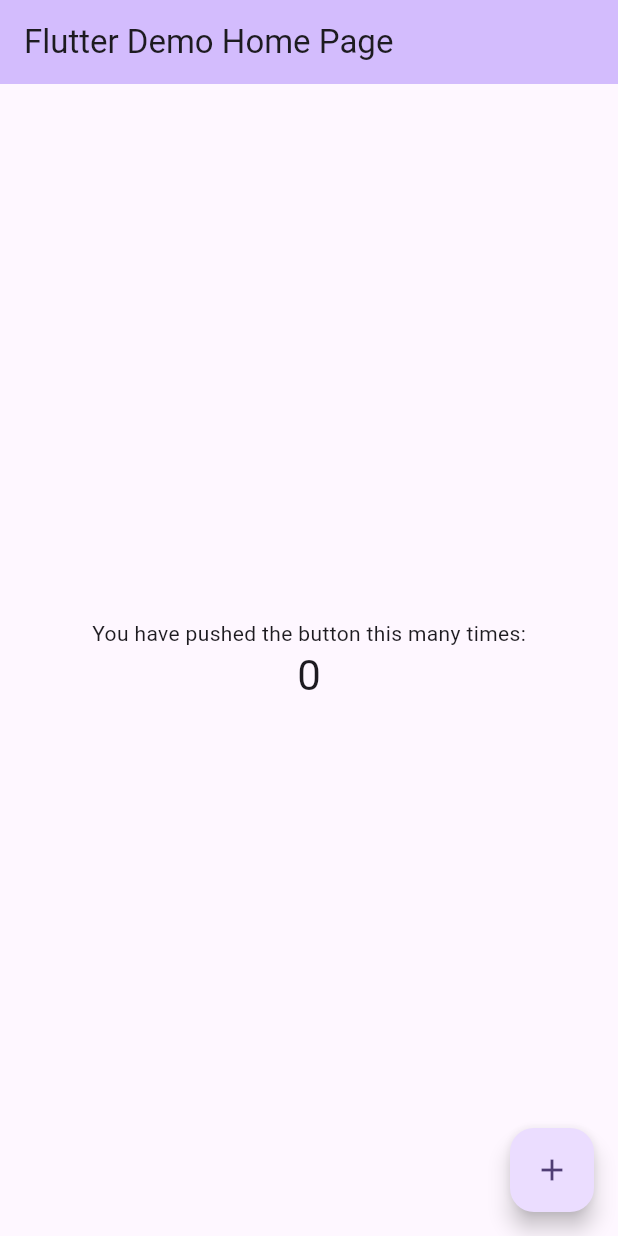
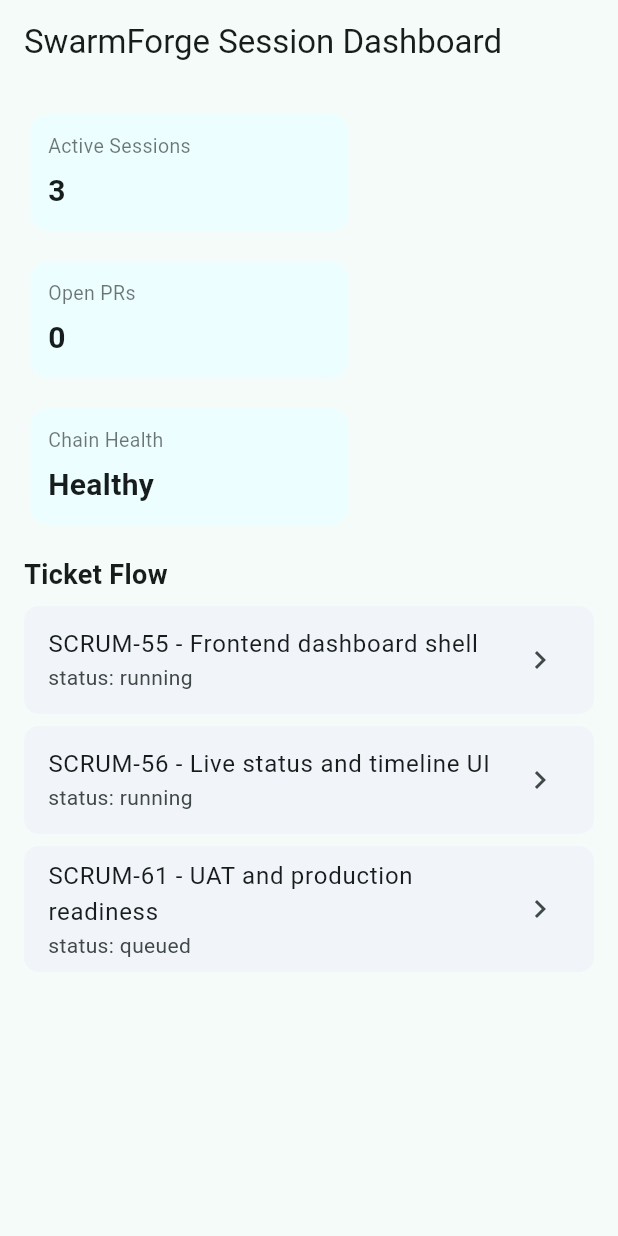
Before and after one commit to TeaSui/swarmforge-session-dashboard, a Flutter app: the screen it shows after launch, on a phone screen of 412 x 824 dp. Run offline on Flutter 3.47's test engine with Material 3 defaults, Android fonts, the phone set to English and light mode, and no system bars.

Commit message:
feat: deliver SCRUM-62 via swarmforge automation

```diff
--- a/lib/main.dart
+++ b/lib/main.dart
@@ -1,121 +1,104 @@
 import 'package:flutter/material.dart';
 
 void main() {
-  runApp(const MyApp());
+  runApp(const SessionDashboardApp());
 }
 
-class MyApp extends StatelessWidget {
-  const MyApp({super.key});
+class SessionDashboardApp extends StatelessWidget {
+  const SessionDashboardApp({super.key});
 
-  // This widget is the root of your application.
   @override
   Widget build(BuildContext context) {
     return MaterialApp(
-      title: 'Flutter Demo',
+      debugShowCheckedModeBanner: false,
+      title: 'SwarmForge Session Dashboard',
       theme: ThemeData(
-        // This is the theme of your application.
-        //
-        // TRY THIS: Try running your application with "flutter run". You'll see
-        // the application has a purple toolbar. Then, without quitting the app,
-        // try changing the seedColor in the colorScheme below to Colors.green
-        // and then invoke "hot reload" (save your changes or press the "hot
-        // reload" button in a Flutter-supported IDE, or press "r" if you used
-        // the command line to start the app).
-        //
-        // Notice that the counter didn't reset back to zero; the application
-        // state is not lost during the reload. To reset the state, use hot
-        // restart instead.
-        //
-        // This works for code too, not just values: Most code changes can be
-        // tested with just a hot reload.
-        colorScheme: .fromSeed(seedColor: Colors.deepPurple),
+        colorScheme: ColorScheme.fromSeed(seedColor: const Color(0xFF0F766E)),
+        useMaterial3: true,
       ),
-      home: const MyHomePage(title: 'Flutter Demo Home Page'),
+      home: const SessionDashboardPage(),
     );
   }
 }
 
-class MyHomePage extends StatefulWidget {
-  const MyHomePage({super.key, required this.title});
-
-  // This widget is the home page of your application. It is stateful, meaning
-  // that it has a State object (defined below) that contains fields that affect
-  // how it looks.
-
-  // This class is the configuration for the state. It holds the values (in this
-  // case the title) provided by the parent (in this case the App widget) and
-  // used by the build method of the State. Fields in a Widget subclass are
-  // always marked "final".
-
-  final String title;
-
-  @override
-  State<MyHomePage> createState() => _MyHomePageState();
-}
-
-class _MyHomePageState extends State<MyHomePage> {
-  int _counter = 0;
-
-  void _incrementCounter() {
-    setState(() {
-      // This call to setState tells the Flutter framework that something has
-      // changed in this State, which causes it to rerun the build method below
-      // so that the display can reflect the updated values. If we changed
-      // _counter without calling setState(), then the build method would not be
-      // called again, and so nothing would appear to happen.
-      _counter++;
-    });
-  }
+class SessionDashboardPage extends StatelessWidget {
+  const SessionDashboardPage({super.key});
 
   @override
   Widget build(BuildContext context) {
-    // This method is rerun every time setState is called, for instance as done
-    // by the _incrementCounter method above.
-    //
-    // The Flutter framework has been optimized to make rerunning build methods
-    // fast, so that you can just rebuild anything that needs updating rather
-    // than having to individually change instances of widgets.
+    final sessions = const [
+      ('SCRUM-55', 'Frontend dashboard shell', 'running'),
+      ('SCRUM-56', 'Live status and timeline UI', 'running'),
+      ('SCRUM-61', 'UAT and production readiness', 'queued'),
+    ];
     return Scaffold(
       appBar: AppBar(
-        // TRY THIS: Try changing the color here to a specific color (to
-        // Colors.amber, perhaps?) and trigger a hot reload to see the AppBar
-        // change color while the other colors stay the same.
-        backgroundColor: Theme.of(context).colorScheme.inversePrimary,
-        // Here we take the value from the MyHomePage object that was created by
-        // the App.build method, and use it to set our appbar title.
-        title: Text(widget.title),
+        title: const Text('SwarmForge Session Dashboard'),
       ),
-      body: Center(
-        // Center is a layout widget. It takes a single child and positions it
-        // in the middle of the parent.
+      body: Padding(
+        padding: const EdgeInsets.all(16),
         child: Column(
-          // Column is also a layout widget. It takes a list of children and
-          // arranges them vertically. By default, it sizes itself to fit its
-          // children horizontally, and tries to be as tall as its parent.
-          //
-          // Column has various properties to control how it sizes itself and
-          // how it positions its children. Here we use mainAxisAlignment to
-          // center the children vertically; the main axis here is the vertical
-          // axis because Columns are vertical (the cross axis would be
-          // horizontal).
-          //
-          // TRY THIS: Invoke "debug painting" (choose the "Toggle Debug Paint"
-          // action in the IDE, or press "p" in the console), to see the
-          // wireframe for each widget.
-          mainAxisAlignment: .center,
+          crossAxisAlignment: CrossAxisAlignment.start,
           children: [
-            const Text('You have pushed the button this many times:'),
-            Text(
-              '$_counter',
-              style: Theme.of(context).textTheme.headlineMedium,
+            const Wrap(
+              spacing: 12,
+              runSpacing: 12,
+              children: [
+                _KpiCard(title: 'Active Sessions', value: '3'),
+                _KpiCard(title: 'Open PRs', value: '0'),
+                _KpiCard(title: 'Chain Health', value: 'Healthy'),
+              ],
+            ),
+            const SizedBox(height: 16),
+            const Text('Ticket Flow', style: TextStyle(fontSize: 18, fontWeight: FontWeight.w600)),
+            const SizedBox(height: 8),
+            Expanded(
+              child: ListView.separated(
+                itemCount: sessions.length,
+                separatorBuilder: (_, __) => const SizedBox(height: 8),
+                itemBuilder: (context, index) {
+                  final item = sessions[index];
+                  return ListTile(
+                    tileColor: const Color(0xFFF1F5F9),
+                    shape: RoundedRectangleBorder(borderRadius: BorderRadius.circular(10)),
+                    title: Text('${item.$1} - ${item.$2}'),
+                    subtitle: Text('status: ${item.$3}'),
+                    trailing: const Icon(Icons.chevron_right),
+                  );
+                },
+              ),
             ),
           ],
         ),
       ),
-      floatingActionButton: FloatingActionButton(
-        onPressed: _incrementCounter,
-        tooltip: 'Increment',
-        child: const Icon(Icons.add),
+    );
+  }
+}
+
+class _KpiCard extends StatelessWidget {
+  final String title;
+  final String value;
+
+  const _KpiCard({required this.title, required this.value});
+
+  @override
+  Widget build(BuildContext context) {
+    return SizedBox(
+      width: 220,
+      child: Card(
+        elevation: 0,
+        color: const Color(0xFFECFEFF),
+        child: Padding(
+          padding: const EdgeInsets.all(12),
+          child: Column(
+            crossAxisAlignment: CrossAxisAlignment.start,
+            children: [
+              Text(title, style: const TextStyle(fontSize: 13, color: Colors.black54)),
+              const SizedBox(height: 6),
+              Text(value, style: const TextStyle(fontSize: 20, fontWeight: FontWeight.w700)),
+            ],
+          ),
+        ),
       ),
     );
   }
--- /dev/null
+++ b/lib/src/deliveries/scrum-62_delivery.dart
@@ -0,0 +1,3 @@
+/// Autogenerated delivery marker for Jira execution.
+const String deliveryIssueKey = 'SCRUM-62';
+const String deliverySummary = "SD3-01 Implement real Session Dashboard UI shell via SwarmForge";
```
Also changed, not shown: 2 other files.
